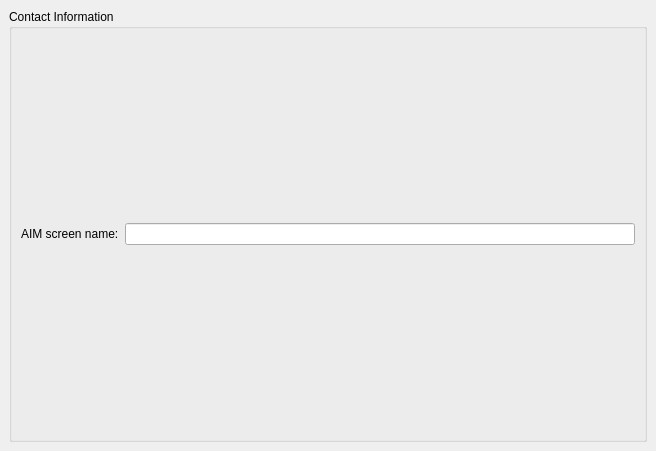
First picture: the form in protocols/oscar/aim/ui/aimaddcontactui.ui, repository KDE/kopete, before the edit.
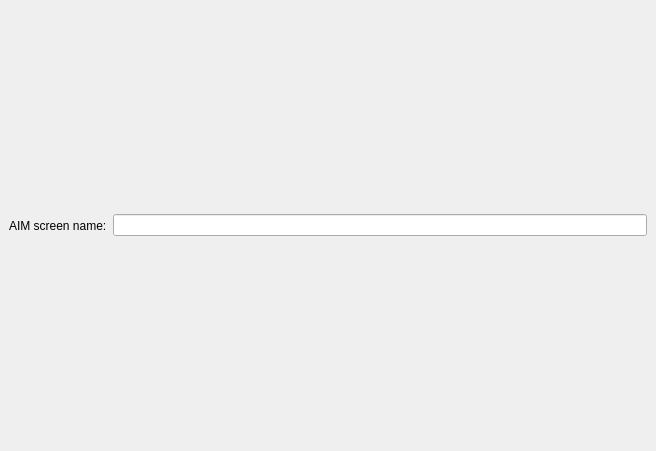
Second picture: the form after the edit.

Commit message: aim addcontact dialog works now. the code's still messy, though.

```diff
--- a/protocols/oscar/aim/ui/aimaddcontactui.ui
+++ b/protocols/oscar/aim/ui/aimaddcontactui.ui
@@ -12,18 +12,6 @@
     <height>451</height>
    </rect>
   </property>
-  <layout class="QVBoxLayout" >
-   <property name="margin" >
-    <number>9</number>
-   </property>
-   <property name="spacing" >
-    <number>6</number>
-   </property>
-   <item>
-    <widget class="QGroupBox" name="groupBox" >
-     <property name="title" >
-      <string>Contact Information</string>
-     </property>
      <layout class="QHBoxLayout" >
       <property name="margin" >
        <number>9</number>
@@ -40,9 +28,6 @@
       </item>
       <item>
        <widget class="QLineEdit" name="addSN" />
-      </item>
-     </layout>
-    </widget>
    </item>
   </layout>
  </widget>
```
Lines whose indentation alone changed are shown as unchanged. The commit also changes 2 other files.
